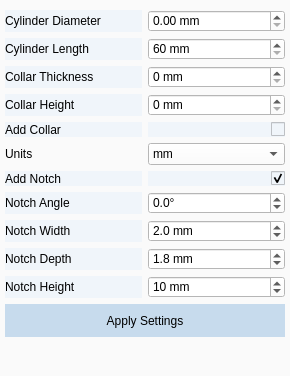
Above: src/windows/ui/cylinder_view.ui from COSC-499-W2026/capstone-project-team-10 before the change. Below: the same form after it.
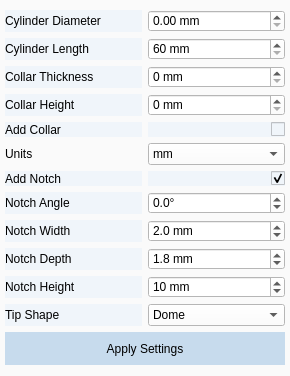
That is the form after the change.

Commit message: feat: add the Tip Shape choice to the Cylinder tab

```diff
--- a/src/windows/ui/cylinder_view.ui
+++ b/src/windows/ui/cylinder_view.ui
@@ -425,6 +425,22 @@
        <property name="suffix"><string> mm</string></property>
       </widget>
      </item>
+     <item row="11" column="0">
+      <widget class="QLabel" name="label_tip">
+       <property name="styleSheet"><string notr="true">background-color: rgb(240, 245, 250);
+color: rgb(0, 0, 0);</string></property>
+       <property name="text"><string>Tip Shape</string></property>
+       <property name="buddy"><cstring>combobox_tip</cstring></property>
+      </widget>
+     </item>
+     <item row="11" column="1">
+      <widget class="QComboBox" name="combobox_tip">
+       <property name="styleSheet"><string notr="true">background-color: rgb(255, 255, 255);
+color: rgb(0, 0, 0);</string></property>
+       <item><property name="text"><string>Dome</string></property></item>
+       <item><property name="text"><string>Flat</string></property></item>
+      </widget>
+     </item>
     </layout>
    </item>
    <item>
```
The commit also changes 3 other files.
